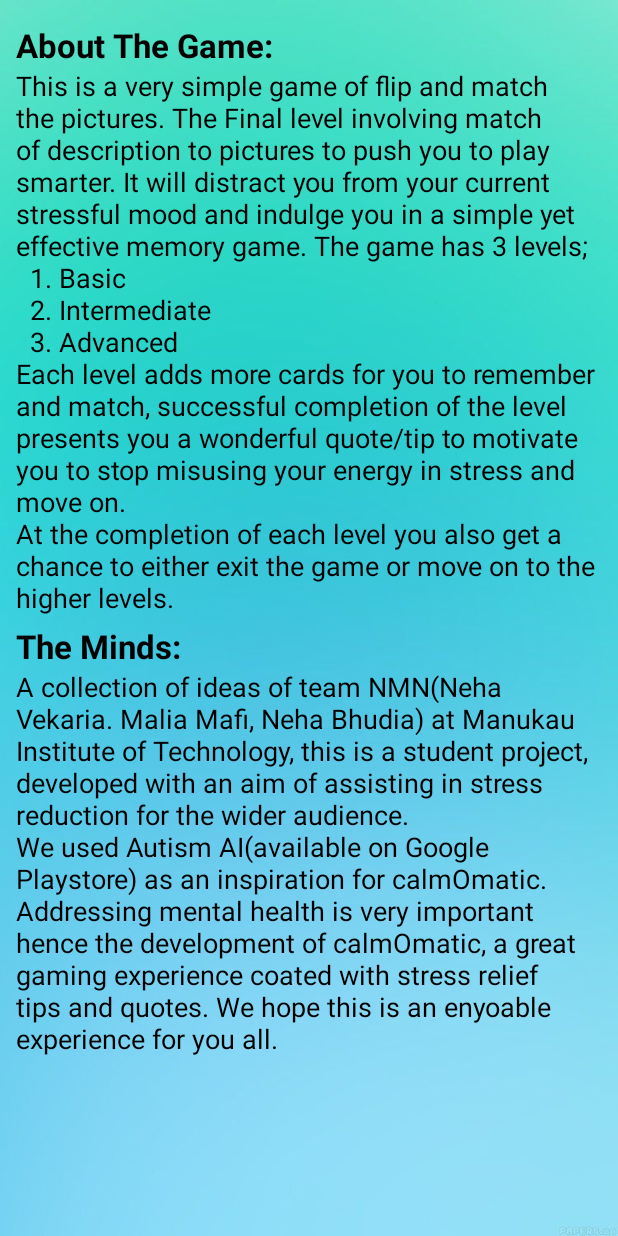
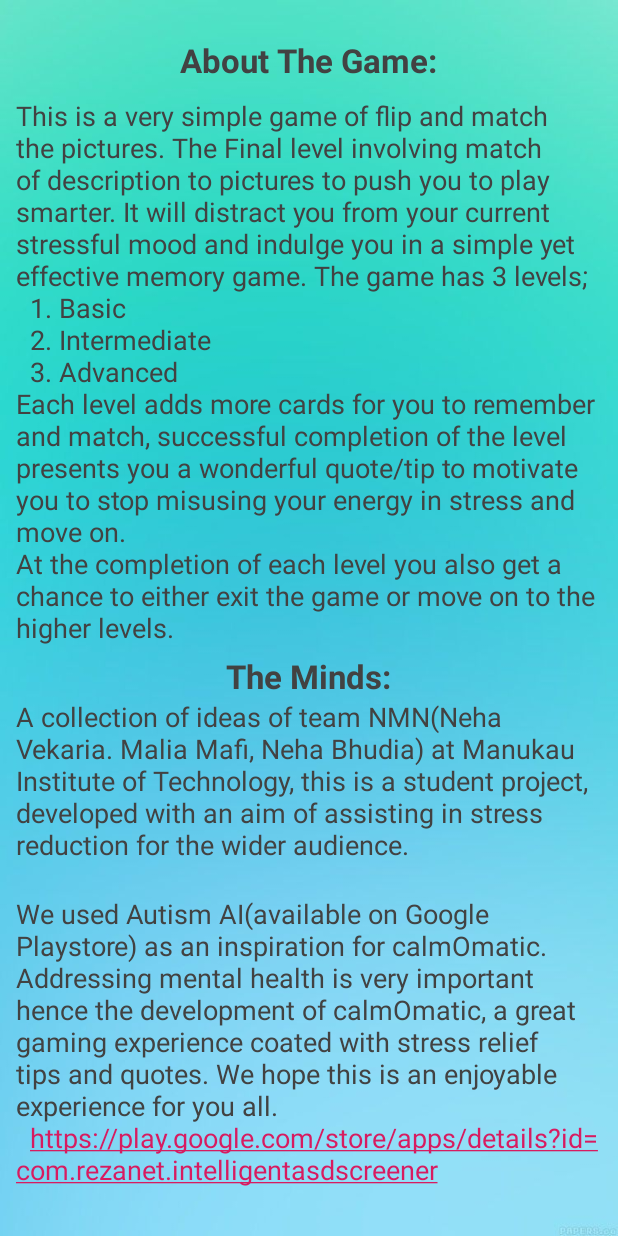
Before and after one commit to NGV03/Stress-app, an Android app: the Information screen opened directly, with no data from a screen before it, on a phone screen of 412 x 824 dp. Run offline under Robolectric (Android 15) with nearby library versions, the phone set to English and light mode, and no system bars.

Commit message:
final final

```diff
--- a/app/src/main/AndroidManifest.xml
+++ b/app/src/main/AndroidManifest.xml
@@ -12,7 +12,6 @@
         android:roundIcon="@mipmap/ic_launcher_round"
         android:supportsRtl="true"
         android:theme="@style/AppTheme">
-        <activity android:name=".DetailActivity"></activity>
         <activity android:name=".helpline" />
         <activity android:name=".Information" />
         <activity android:name=".Game" />
--- a/app/src/main/res/layout/activity_helpline.xml
+++ b/app/src/main/res/layout/activity_helpline.xml
@@ -18,6 +18,7 @@
 
     <ListView
         android:id="@+id/listviewID"
+        android:padding="10dp"
         android:layout_width="395dp"
         android:layout_height="715dp"
         android:layout_marginStart="8dp"
--- a/app/src/main/res/layout/activity_information.xml
+++ b/app/src/main/res/layout/activity_information.xml
@@ -21,36 +21,54 @@
             <TextView
                 android:id="@+id/text1"
                 android:textSize="22sp"
-                android:textColor="#000000"
+                android:textColor="@color/cardview_dark_background"
                 android:text="About The Game:"
                 android:textStyle="bold"
                 android:layout_width="wrap_content"
-                android:layout_height="wrap_content"/>
+                android:layout_height="wrap_content"
+                android:layout_margin="10dp"
+                android:layout_gravity="center_horizontal"/>
 
             <TextView
                 android:layout_alignBottom="@+id/text1"
                 android:layout_width="match_parent"
                 android:layout_height="wrap_content"
                 android:textSize="18sp"
-                android:textColor="#000000"
+                android:textColor="@color/cardview_dark_background"
                 android:text="This is a very simple game of flip and match the pictures. The Final level involving match of description to pictures to push you to play smarter. It will distract you from your current stressful mood and indulge you in a simple yet effective memory game. The game has 3 levels; \n
  1. Basic\n  2. Intermediate \n  3. Advanced \nEach level adds more cards for you to remember and match, successful completion of the level presents you a wonderful quote/tip to motivate you to stop misusing your energy in stress and move on. \nAt the completion of each level you also get a chance to either exit the game or move on to the higher levels."
                 />
 
         <TextView
             android:textSize="22sp"
-            android:textColor="#000000"
+            android:layout_gravity="center_horizontal"
+            android:textColor="@color/cardview_dark_background"
             android:text="The Minds:"
             android:layout_width="wrap_content"
             android:layout_height="wrap_content"
             android:layout_marginTop="5dp"
             android:textStyle="bold"/>
         <TextView
+            android:autoLink="web"
+            android:linksClickable="true"
             android:layout_width="match_parent"
             android:layout_height="wrap_content"
             android:textSize="18sp"
-            android:textColor="#000000"
-            android:text="A collection of ideas of team NMN(Neha Vekaria. Malia Mafi, Neha Bhudia) at Manukau Institute of Technology, this is a student project, developed with an aim of assisting in stress reduction for the wider audience. \nWe used Autism AI(available on Google Playstore) as an inspiration for calmOmatic. Addressing mental health is very important hence the development of calmOmatic, a great gaming experience coated with stress relief tips and quotes. We hope this is an enyoable experience for you all."
+            android:textColor="@color/cardview_dark_background"
+            android:text="A collection of ideas of team NMN(Neha Vekaria. Malia Mafi, Neha Bhudia) at Manukau Institute of Technology, this is a student project, developed with an aim of assisting in stress reduction for the wider audience.
+            \n"
+            />
+
+        <TextView
+            android:id="@+id/txtAutism"
+            android:autoLink="web"
+            android:linksClickable="true"
+            android:layout_width="match_parent"
+            android:layout_height="wrap_content"
+            android:textSize="18sp"
+            android:textColor="@color/cardview_dark_background"
+            android:text="@string/txtAutism"
+            android:layout_marginBottom="20dp"
             />
 
     </LinearLayout>
--- a/app/src/main/res/values/strings.xml
+++ b/app/src/main/res/values/strings.xml
@@ -7,5 +7,7 @@
     <string name="stringRelaxingMusic">Relaxing Music</string>
     <string name="stringTuneMusic">Tune Music</string>
 
+    <string name="txtAutism">We used Autism AI(available on Google Playstore) as an inspiration for calmOmatic. Addressing mental health is very important hence the development of calmOmatic, a great gaming experience coated with stress relief tips and quotes. We hope this is an enjoyable experience for you all. \n " <a href="http://play.google.com/store/apps/details?id=com.rezanet.intelligentasdscreener">https://play.google.com/store/apps/details?id=com.rezanet.intelligentasdscreener</a></string>
+
 
 </resources>
```
Also changed, not shown: app/src/main/java/com/example/calmomatic/helpline.java (+1 -12 lines), app/src/main/res/layout/listview_row.xml (+6 -2 lines).
